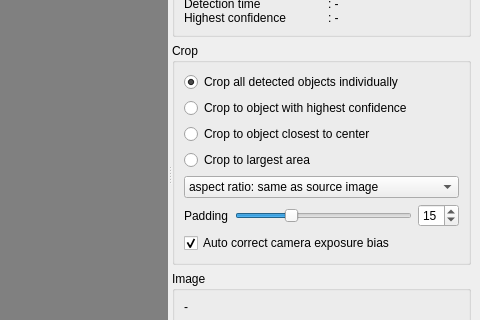
First picture: the form in src/detectorist/detectorist_app_gui.ui, repository kenwer/detectorist, before the edit; both pictures show x 1020 to 1500 and y 200 to 520 of the 1500 by 750 pixel window.
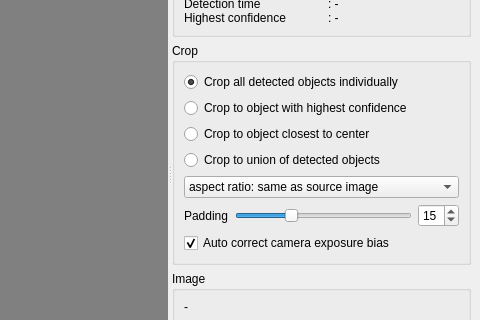
Second picture: the form after the edit.

Commit message: Rename largest_area crop mode to union and extract crop planner

The edit to the form file:
```diff
--- a/src/detectorist/detectorist_app_gui.ui
+++ b/src/detectorist/detectorist_app_gui.ui
@@ -225,7 +225,7 @@
               <string>Crops all detected objects into a single image</string>
              </property>
              <property name="text">
-              <string>Crop to largest area</string>
+              <string>Crop to union of detected objects</string>
              </property>
              <property name="checked">
               <bool>false</bool>
```
Left out of the diff: 2 changed lines with no effect on the pictures. The commit also changes 5 other files.
